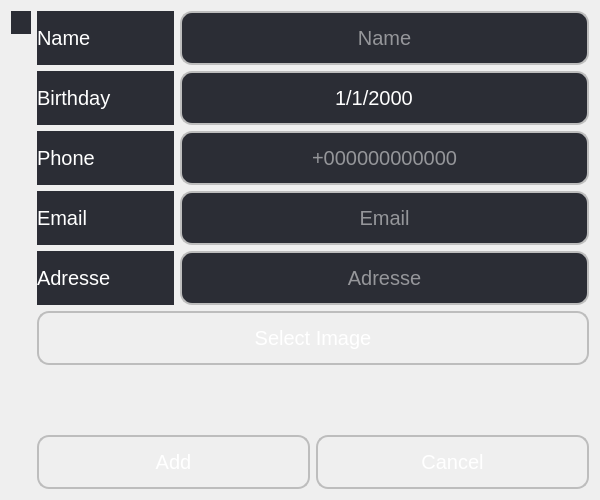
Before: the Qt Designer form custom_widgets/personDetails/PersonDetails.ui in elmhadji/AccessController, drawn with Qt 5.
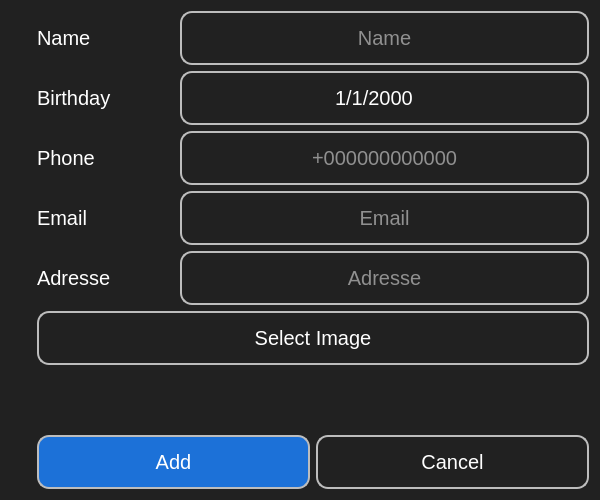
After: the same form once the commit is applied. Icons and pictures are not drawn.

What changed in the file:
```diff
--- a/custom_widgets/personDetails/PersonDetails.ui
+++ b/custom_widgets/personDetails/PersonDetails.ui
@@ -26,8 +26,8 @@
    <string>Form</string>
   </property>
   <property name="styleSheet">
-   <string notr="true">QWidget#AddPersonWidget{
-	background-color: rgb(43, 45, 53);
+   <string notr="true">QWidget#PersonDetails{
+	background-color: rgb(33, 33, 33);
 }
 QPushButton{
 	border:2px solid rgb(189, 189, 189); 
@@ -36,11 +36,11 @@
 	height:50px;
 	font-size:20px
 }
-QPushButton#add_button{
+QPushButton#addButton{
 	background-color: rgb(28, 113, 216);
 }
 QLineEdit{
-	background-color: rgb(43, 45, 53);
+	background-color: rgb(33, 33, 33);
 	border:2px solid rgb(189, 189, 189); 
 	border-radius:12px;
 	color: rgb(255, 255, 255);
@@ -54,14 +54,14 @@
 }
 
 QLabel { 
-	background-color: rgb(43, 45, 53); 
+	background-color: rgb(33, 33, 33);
 	color: rgb(255, 255, 255); 
 	height: 50px; 
 	font-size: 20px; 
 }
 
 QDateEdit { 
-	background-color: rgb(43, 45, 53); 
+	background-color: rgb(33, 33, 33);
 	border: 2px solid rgb(189, 189, 189); 
 	border-radius: 12px; 
 	color: rgb(255, 255, 255); 
```
